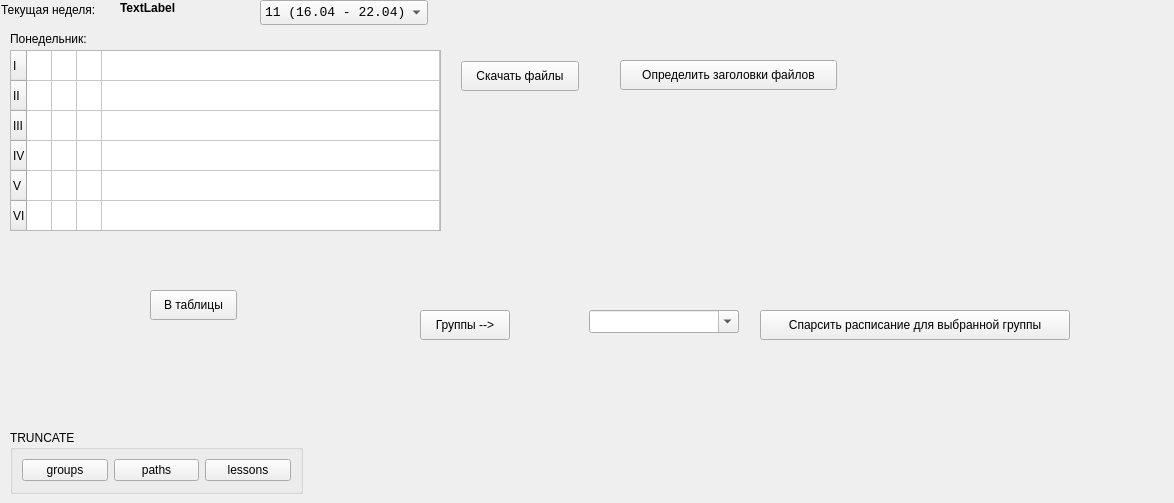
chalexyur/shnedule, file mainwindow.ui: the form before one commit.
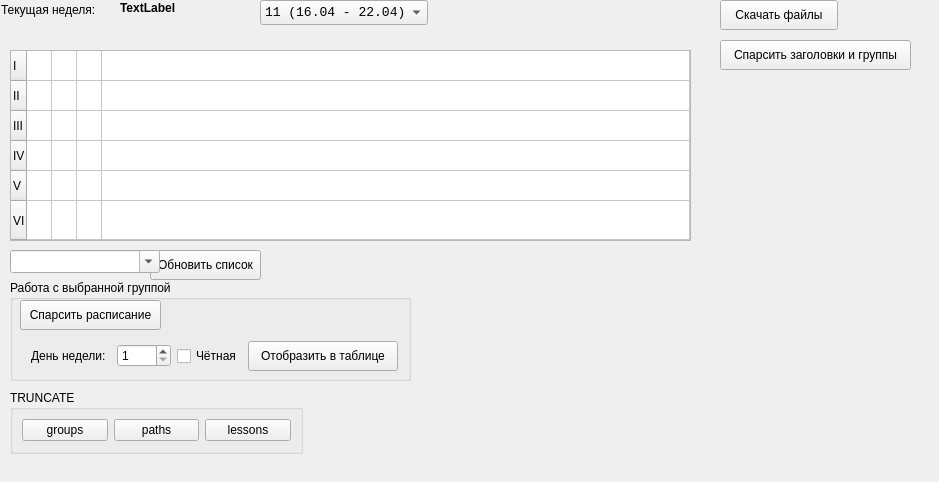
The form after the commit. Icons and pictures are not drawn.

Patch:
```diff
--- a/mainwindow.ui
+++ b/mainwindow.ui
@@ -6,8 +6,8 @@
             <rect>
                 <x>0</x>
                 <y>0</y>
-                <width>1174</width>
-                <height>503</height>
+                <width>939</width>
+                <height>482</height>
             </rect>
         </property>
         <property name="windowTitle">
@@ -19,26 +19,13 @@
             </iconset>
         </property>
         <widget class="QWidget" name="centralwidget">
-            <widget class="QLabel" name="label">
-                <property name="geometry">
-                    <rect>
-                        <x>10</x>
-                        <y>30</y>
-                        <width>90</width>
-                        <height>18</height>
-                    </rect>
-                </property>
-                <property name="text">
-                    <string>Понедельник:</string>
-                </property>
-            </widget>
             <widget class="QTableWidget" name="tableWidget1">
                 <property name="geometry">
                     <rect>
                         <x>10</x>
                         <y>50</y>
-                        <width>431</width>
-                        <height>181</height>
+                        <width>681</width>
+                        <height>191</height>
                     </rect>
                 </property>
                 <property name="frameShape">
@@ -202,8 +189,8 @@
             <widget class="QPushButton" name="dwnldButton">
                 <property name="geometry">
                     <rect>
-                        <x>461</x>
-                        <y>61</y>
+                        <x>720</x>
+                        <y>0</y>
                         <width>118</width>
                         <height>30</height>
                     </rect>
@@ -212,65 +199,156 @@
                     <string>Скачать файлы</string>
                 </property>
             </widget>
+            <widget class="QPushButton" name="titleButton">
+                <property name="geometry">
+                    <rect>
+                        <x>720</x>
+                        <y>40</y>
+                        <width>191</width>
+                        <height>30</height>
+                    </rect>
+                </property>
+                <property name="text">
+                    <string>Спарсить заголовки и группы</string>
+                </property>
+            </widget>
+            <widget class="QGroupBox" name="groupBox">
+                <property name="geometry">
+                    <rect>
+                        <x>10</x>
+                        <y>390</y>
+                        <width>293</width>
+                        <height>64</height>
+                    </rect>
+                </property>
+                <property name="title">
+                    <string>TRUNCATE</string>
+                </property>
+                <layout class="QGridLayout" name="gridLayout">
+                    <item row="0" column="0">
+                        <widget class="QPushButton" name="tgrButton">
+                            <property name="text">
+                                <string>groups</string>
+                            </property>
+                        </widget>
+                    </item>
+                    <item row="0" column="1">
+                        <widget class="QPushButton" name="tpaButton">
+                            <property name="text">
+                                <string>paths</string>
+                            </property>
+                        </widget>
+                    </item>
+                    <item row="0" column="2">
+                        <widget class="QPushButton" name="tleButton">
+                            <property name="text">
+                                <string>lessons</string>
+                            </property>
+                        </widget>
+                    </item>
+                </layout>
+            </widget>
+            <widget class="QGroupBox" name="groupBox_2">
+                <property name="geometry">
+                    <rect>
+                        <x>10</x>
+                        <y>280</y>
+                        <width>401</width>
+                        <height>101</height>
+                    </rect>
+                </property>
+                <property name="title">
+                    <string>Работа с выбранной группой</string>
+                </property>
+                <widget class="QPushButton" name="parseButton">
+                    <property name="geometry">
+                        <rect>
+                            <x>10</x>
+                            <y>20</y>
+                            <width>141</width>
+                            <height>30</height>
+                        </rect>
+                    </property>
+                    <property name="text">
+                        <string>Спарсить расписание</string>
+                    </property>
+                </widget>
+                <widget class="QWidget" name="">
+                    <property name="geometry">
+                        <rect>
+                            <x>21</x>
+                            <y>60</y>
+                            <width>367</width>
+                            <height>32</height>
+                        </rect>
+                    </property>
+                    <layout class="QGridLayout" name="gridLayout_2">
+                        <item row="0" column="0">
+                            <widget class="QLabel" name="label">
+                                <property name="minimumSize">
+                                    <size>
+                                        <width>80</width>
+                                        <height>0</height>
+                                    </size>
+                                </property>
+                                <property name="text">
+                                    <string>День недели:</string>
+                                </property>
+                            </widget>
+                        </item>
+                        <item row="0" column="1">
+                            <widget class="QSpinBox" name="daySpinBox">
+                                <property name="minimum">
+                                    <number>1</number>
+                                </property>
+                                <property name="maximum">
+                                    <number>6</number>
+                                </property>
+                            </widget>
+                        </item>
+                        <item row="0" column="2">
+                            <widget class="QCheckBox" name="evenCheckBox">
+                                <property name="text">
+                                    <string>Чётная</string>
+                                </property>
+                            </widget>
+                        </item>
+                        <item row="0" column="3">
+                            <widget class="QPushButton" name="toTablesButton">
+                                <property name="minimumSize">
+                                    <size>
+                                        <width>150</width>
+                                        <height>30</height>
+                                    </size>
+                                </property>
+                                <property name="text">
+                                    <string>Отобразить в таблице</string>
+                                </property>
+                            </widget>
+                        </item>
+                    </layout>
+                </widget>
+            </widget>
             <widget class="QPushButton" name="updGlButton">
                 <property name="geometry">
                     <rect>
-                        <x>420</x>
-                        <y>310</y>
-                        <width>90</width>
-                        <height>30</height>
-                    </rect>
-                </property>
-                <property name="text">
-                    <string>Группы --&gt;</string>
-                </property>
-            </widget>
-            <widget class="QPushButton" name="parseButton">
-                <property name="geometry">
-                    <rect>
-                        <x>760</x>
-                        <y>310</y>
-                        <width>310</width>
-                        <height>30</height>
-                    </rect>
-                </property>
-                <property name="text">
-                    <string>Спарсить расписание для выбранной группы</string>
-                </property>
-            </widget>
-            <widget class="QPushButton" name="toTablesButton">
-                <property name="geometry">
-                    <rect>
                         <x>150</x>
-                        <y>290</y>
-                        <width>87</width>
+                        <y>250</y>
+                        <width>111</width>
                         <height>30</height>
                     </rect>
                 </property>
                 <property name="text">
-                    <string>В таблицы</string>
-                </property>
-            </widget>
-            <widget class="QPushButton" name="titleButton">
-                <property name="geometry">
-                    <rect>
-                        <x>620</x>
-                        <y>60</y>
-                        <width>217</width>
-                        <height>30</height>
-                    </rect>
-                </property>
-                <property name="text">
-                    <string>Определить заголовки файлов</string>
+                    <string>Обновить список</string>
                 </property>
             </widget>
             <widget class="QComboBox" name="groupComboBox">
                 <property name="geometry">
                     <rect>
-                        <x>589</x>
-                        <y>310</y>
-                        <width>165</width>
-                        <height>25</height>
+                        <x>10</x>
+                        <y>250</y>
+                        <width>132</width>
+                        <height>21</height>
                     </rect>
                 </property>
                 <property name="sizePolicy">
@@ -316,42 +394,6 @@
                     <bool>true</bool>
                 </property>
             </widget>
-            <widget class="QGroupBox" name="groupBox">
-                <property name="geometry">
-                    <rect>
-                        <x>10</x>
-                        <y>430</y>
-                        <width>293</width>
-                        <height>64</height>
-                    </rect>
-                </property>
-                <property name="title">
-                    <string>TRUNCATE</string>
-                </property>
-                <layout class="QGridLayout" name="gridLayout">
-                    <item row="0" column="0">
-                        <widget class="QPushButton" name="tgrButton">
-                            <property name="text">
-                                <string>groups</string>
-                            </property>
-                        </widget>
-                    </item>
-                    <item row="0" column="1">
-                        <widget class="QPushButton" name="tpaButton">
-                            <property name="text">
-                                <string>paths</string>
-                            </property>
-                        </widget>
-                    </item>
-                    <item row="0" column="2">
-                        <widget class="QPushButton" name="tleButton">
-                            <property name="text">
-                                <string>lessons</string>
-                            </property>
-                        </widget>
-                    </item>
-                </layout>
-            </widget>
             <zorder>comboBox</zorder>
             <zorder>weekLabel</zorder>
             <zorder>label_2</zorder>
```
Left out of the diff: 8 changed lines with no effect on the pictures.
